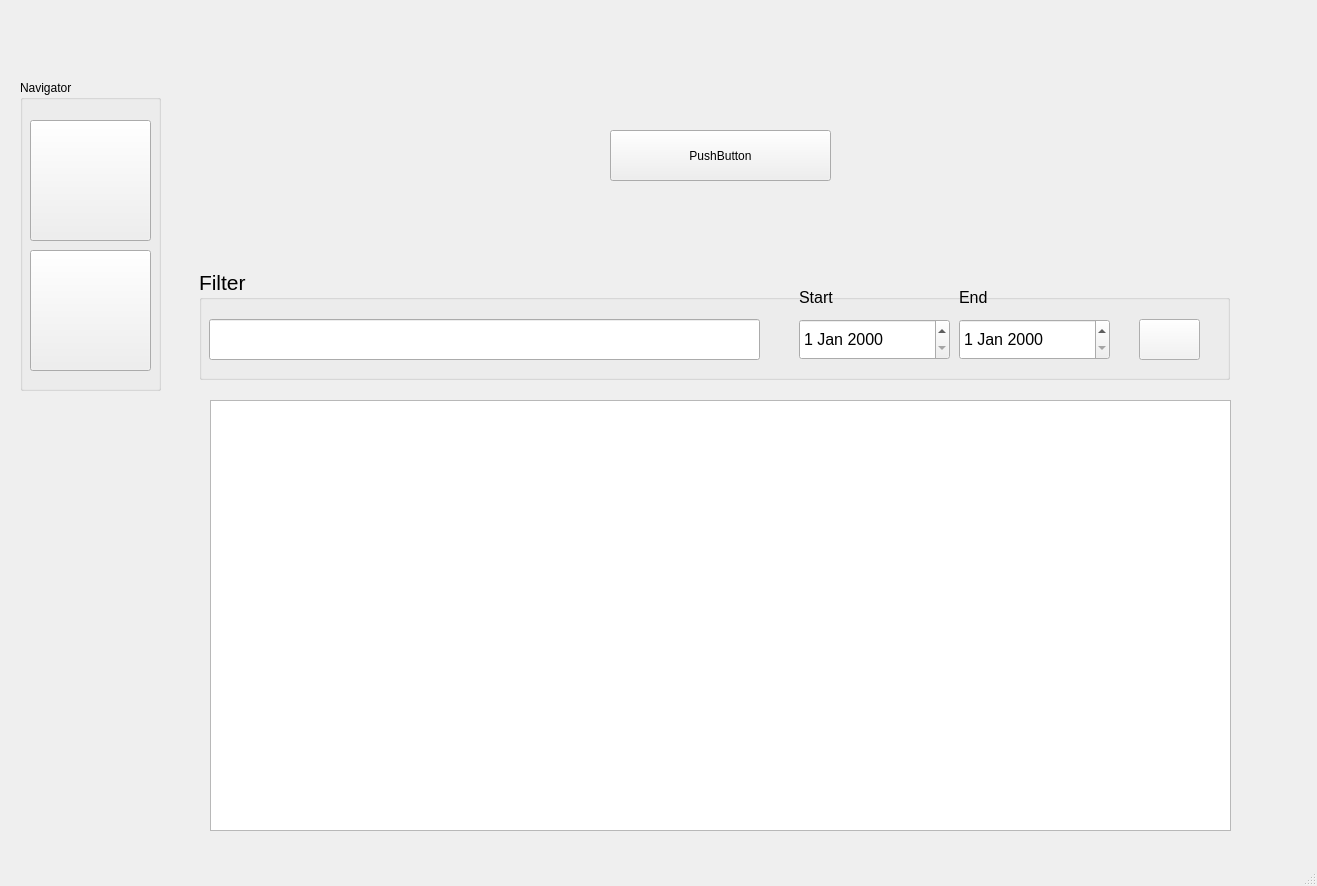
Old version of the form mainWindow.ui in the repository MuradyanA/PremiumCinemaDesktopApplication.
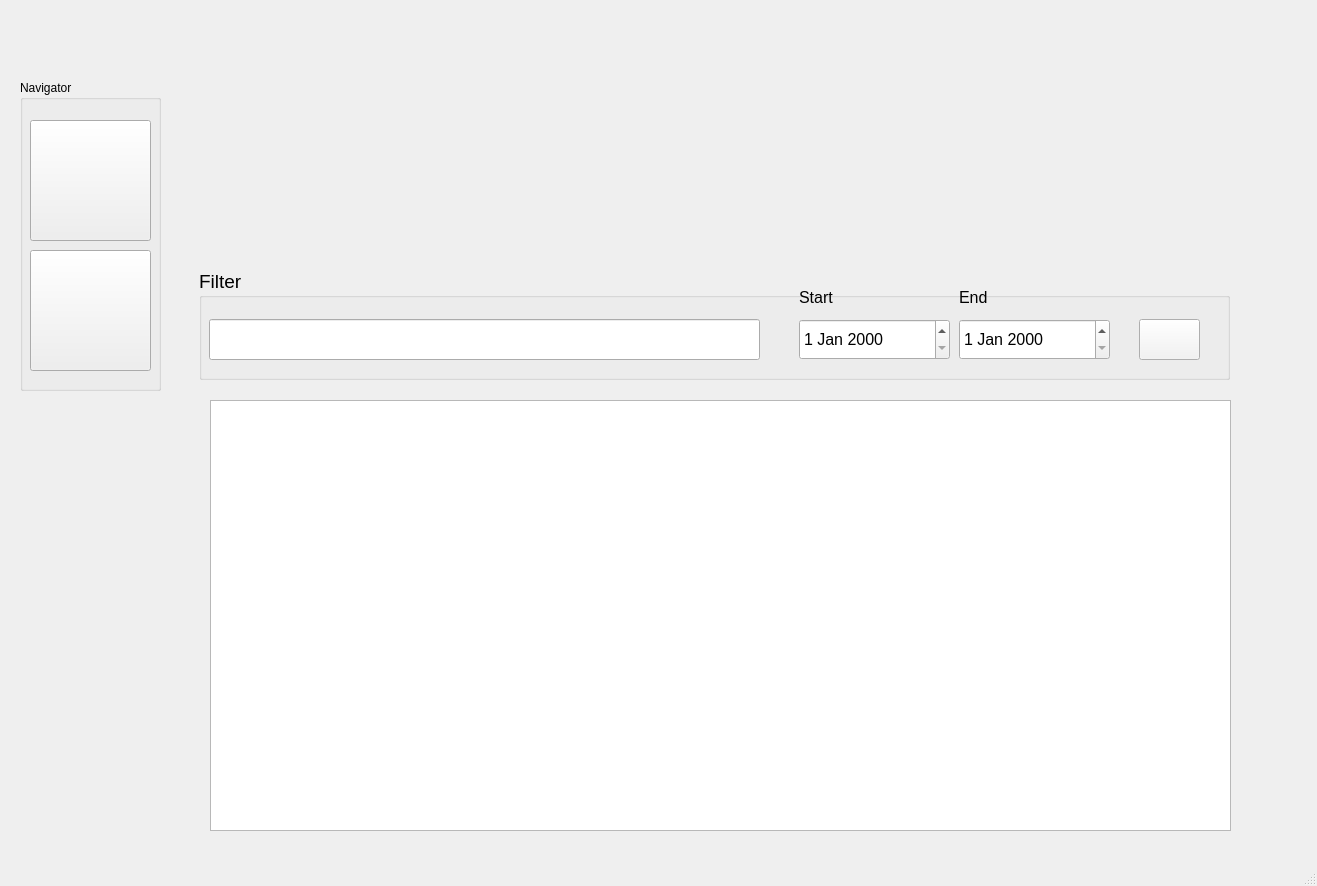
New version of the form. Icons and pictures are not drawn.

```diff
--- a/mainWindow.ui
+++ b/mainWindow.ui
@@ -69,19 +69,6 @@
        <bool>true</bool>
       </attribute>
      </widget>
-     <widget class="QPushButton" name="button">
-      <property name="geometry">
-       <rect>
-        <x>430</x>
-        <y>80</y>
-        <width>221</width>
-        <height>51</height>
-       </rect>
-      </property>
-      <property name="text">
-       <string>PushButton</string>
-      </property>
-     </widget>
      <widget class="QGroupBox" name="groupBox_2">
       <property name="geometry">
        <rect>
@@ -93,7 +80,7 @@
       </property>
       <property name="font">
        <font>
-        <pointsize>16</pointsize>
+        <pointsize>14</pointsize>
        </font>
       </property>
       <property name="title">
```
Left out of the diff: 8 changed lines with no effect on the pictures.
